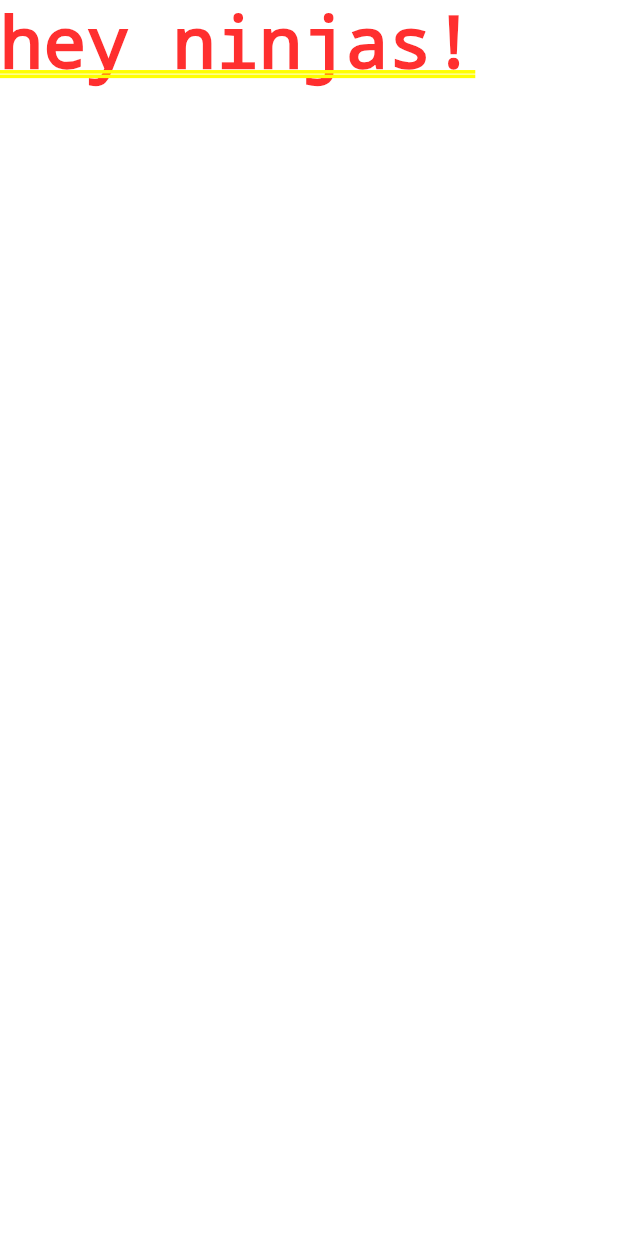
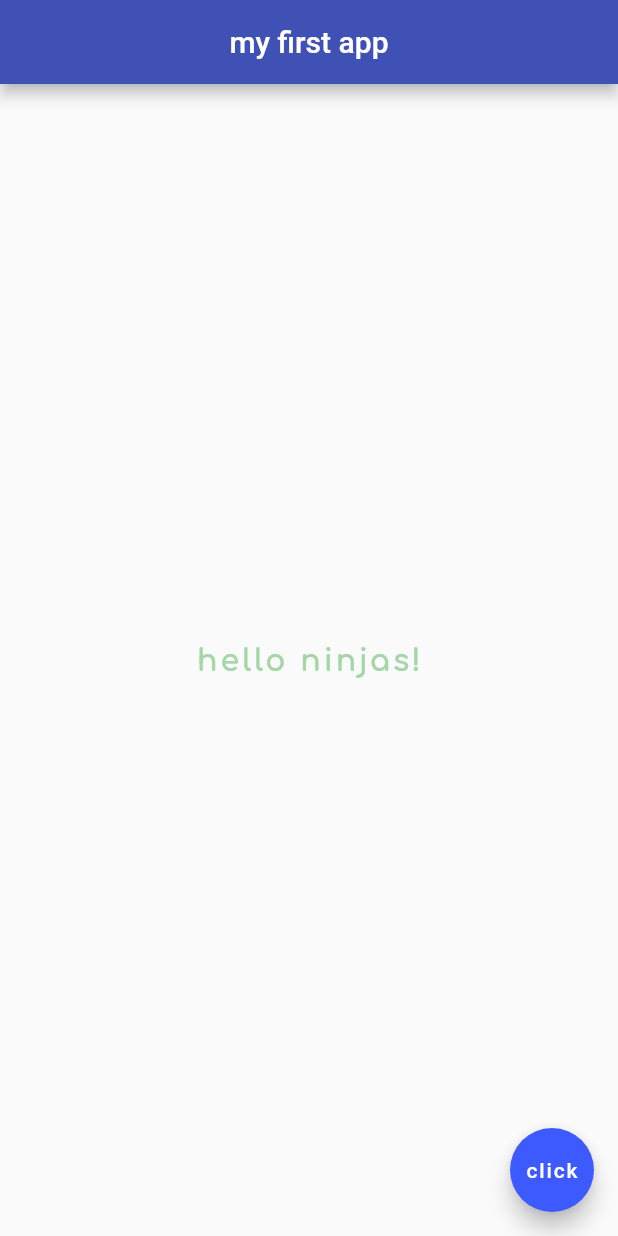
Before and after one commit to BENHAN94/little_forest_flutter, a Flutter app: the screen it shows after launch, on a phone screen of 412 x 824 dp. Run offline on Flutter 3.47's test engine with Material 2 defaults, Android fonts, the phone set to English and light mode, and no system bars.

Commit message:
hello ninjas!

```diff
--- a/lib/main.dart
+++ b/lib/main.dart
@@ -1,5 +1,33 @@
 import 'package:flutter/material.dart';
 
 void main() => runApp(MaterialApp(
-      home: Text('hey ninjas!'),
+      home: Home(),
     ));
+
+class Home extends StatelessWidget {
+  @override
+  Widget build(BuildContext context) {
+    return Scaffold(
+      appBar: AppBar(
+          title: Text('my first app'),
+          centerTitle: true,
+          backgroundColor: Colors.indigo),
+      body: Center(
+        child: Text(
+          'hello ninjas!',
+          style: TextStyle(
+              fontSize: 20.0,
+              fontWeight: FontWeight.bold,
+              letterSpacing: 2.0,
+              color: Colors.green[200],
+              fontFamily: 'Comfortaa'),
+        ),
+      ),
+      floatingActionButton: FloatingActionButton(
+        onPressed: () {},
+        child: Text('click'),
+        backgroundColor: Colors.indigoAccent[400],
+      ),
+    );
+  }
+}
```
Also changed, not shown: pubspec.yaml (+5 -14 lines), fonts/Comfortaa-VariableFont_wght.ttf (added), 9 other files.
